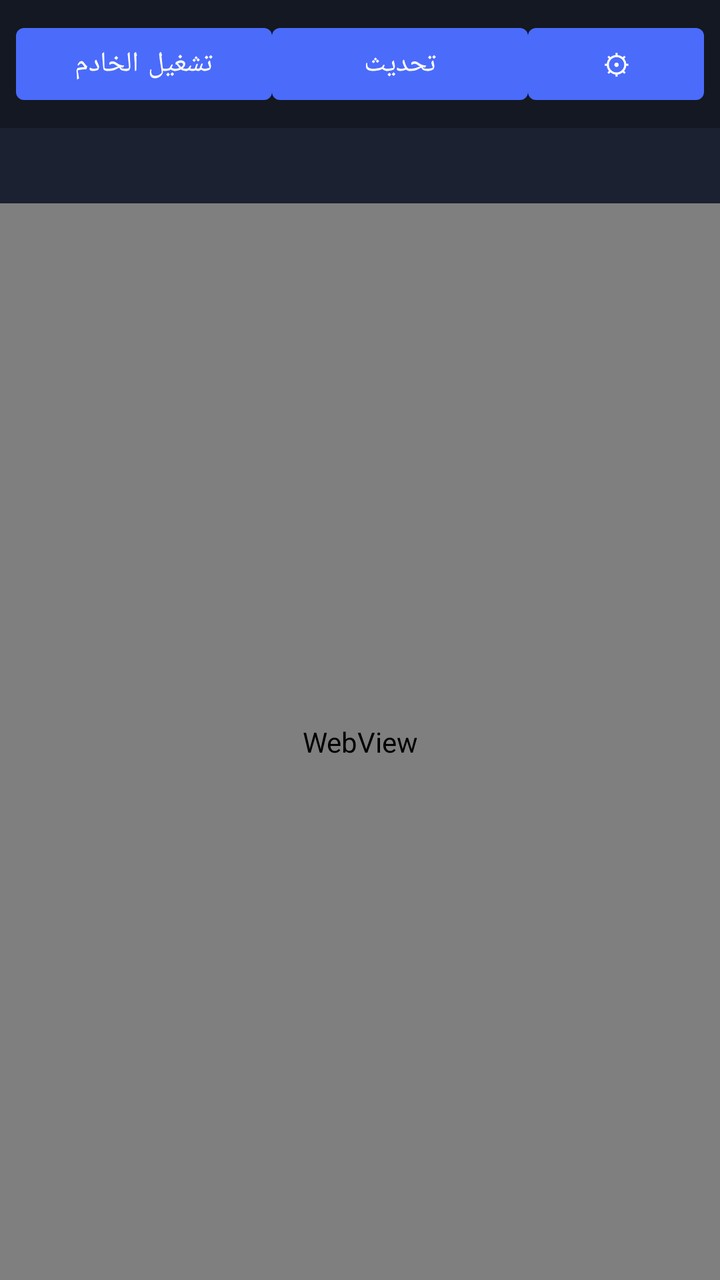
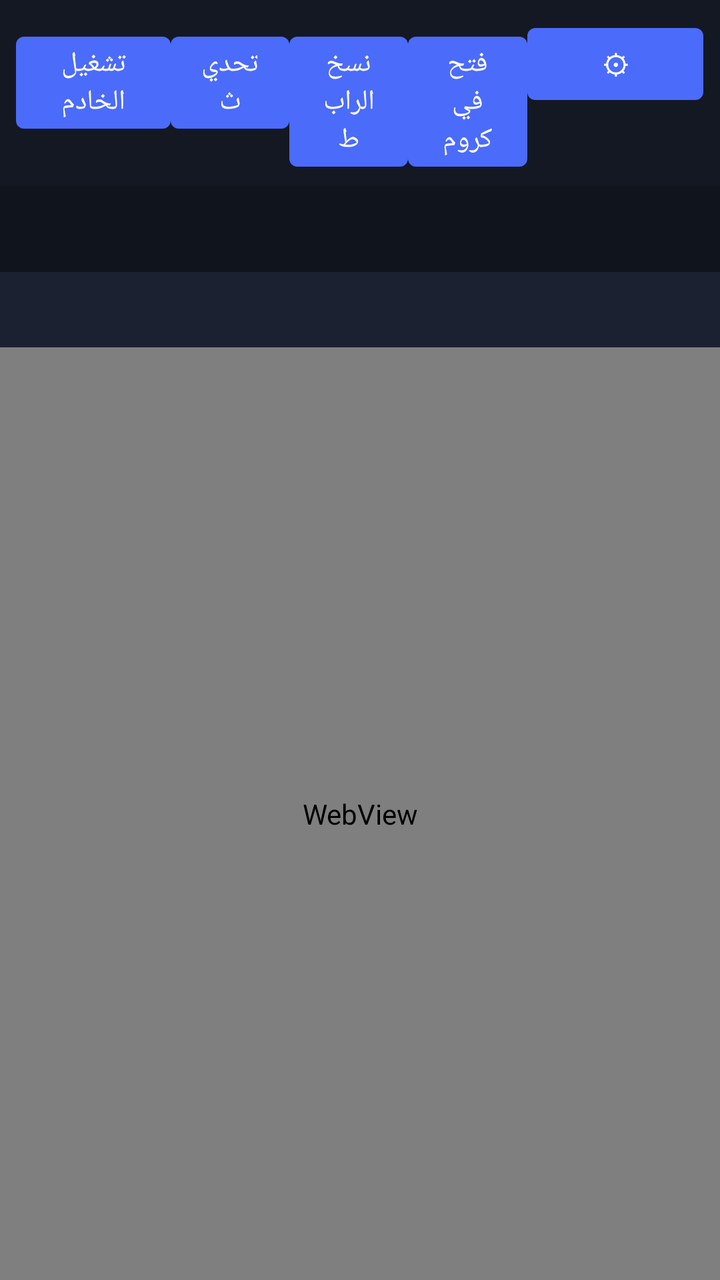

Compare the two renders of this Android layout. The source of the first and the diff that turns it into the second are given below.
<!-- AndroidManifest.xml: application theme Theme.GiftUploader -->
<!-- res/layout/activity_main.xml -->
<?xml version="1.0" encoding="utf-8"?>
<LinearLayout xmlns:android="http://schemas.android.com/apk/res/android"
    android:layout_width="match_parent"
    android:layout_height="match_parent"
    android:orientation="vertical"
    android:background="#0b0d12">

    <LinearLayout
        android:layout_width="match_parent"
        android:layout_height="wrap_content"
        android:orientation="horizontal"
        android:padding="8dp"
        android:background="#141823">

        <Button
            android:id="@+id/startBtn"
            android:layout_width="0dp"
            android:layout_height="wrap_content"
            android:layout_weight="1"
            android:text="تشغيل الخادم" />

        <Button
            android:id="@+id/reloadBtn"
            android:layout_width="0dp"
            android:layout_height="wrap_content"
            android:layout_weight="1"
            android:text="تحديث" />

        <Button
            android:id="@+id/settingsBtn"
            android:layout_width="wrap_content"
            android:layout_height="wrap_content"
            android:text="⚙" />
    </LinearLayout>

    <TextView
        android:id="@+id/status"
        android:layout_width="match_parent"
        android:layout_height="wrap_content"
        android:padding="10dp"
        android:background="#1b2130"
        android:textColor="#e8ebf2"
        android:textSize="13sp"
        android:text="" />

    <WebView
        android:id="@+id/web"
        android:layout_width="match_parent"
        android:layout_height="0dp"
        android:layout_weight="1" />
</LinearLayout>
<!-- resources referenced by this layout -->
<resources>
  <style name="Theme.GiftUploader" parent="Theme.MaterialComponents.DayNight.NoActionBar">
          <item name="colorPrimary">#4b6bfb</item>
          <item name="colorPrimaryDark">#0b0d12</item>
          <item name="colorAccent">#4b6bfb</item>
          <item name="android:statusBarColor">#0b0d12</item>
      </style>
</resources>

<!-- the commit's change to res/layout/activity_main.xml (unified diff, before → after) -->
@@ -16,7 +16,7 @@
             android:id="@+id/startBtn"
             android:layout_width="0dp"
             android:layout_height="wrap_content"
-            android:layout_weight="1"
+            android:layout_weight="1.3"
             android:text="تشغيل الخادم" />
 
         <Button
@@ -27,11 +27,36 @@
             android:text="تحديث" />
 
         <Button
+            android:id="@+id/copyBtn"
+            android:layout_width="0dp"
+            android:layout_height="wrap_content"
+            android:layout_weight="1"
+            android:text="نسخ الرابط" />
+
+        <Button
+            android:id="@+id/openBtn"
+            android:layout_width="0dp"
+            android:layout_height="wrap_content"
+            android:layout_weight="1"
+            android:text="فتح في كروم" />
+
+        <Button
             android:id="@+id/settingsBtn"
             android:layout_width="wrap_content"
             android:layout_height="wrap_content"
             android:text="⚙" />
     </LinearLayout>
+
+    <TextView
+        android:id="@+id/url"
+        android:layout_width="match_parent"
+        android:layout_height="wrap_content"
+        android:padding="12dp"
+        android:background="#10141d"
+        android:textColor="#7cc0ff"
+        android:textIsSelectable="true"
+        android:textSize="14sp"
+        android:text="" />
 
     <TextView
         android:id="@+id/status"
